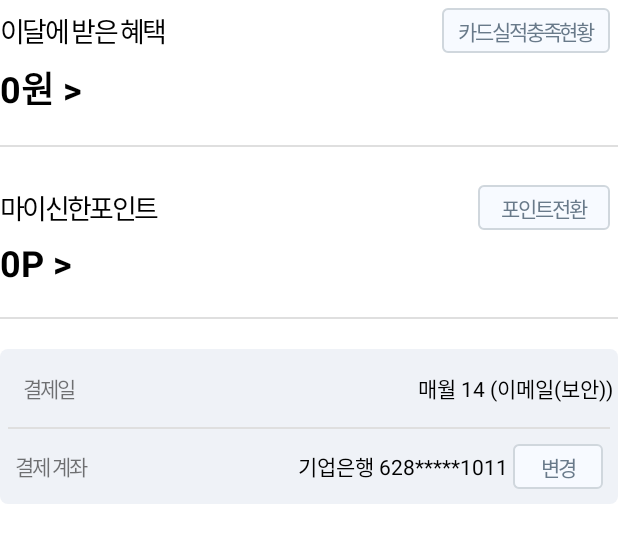
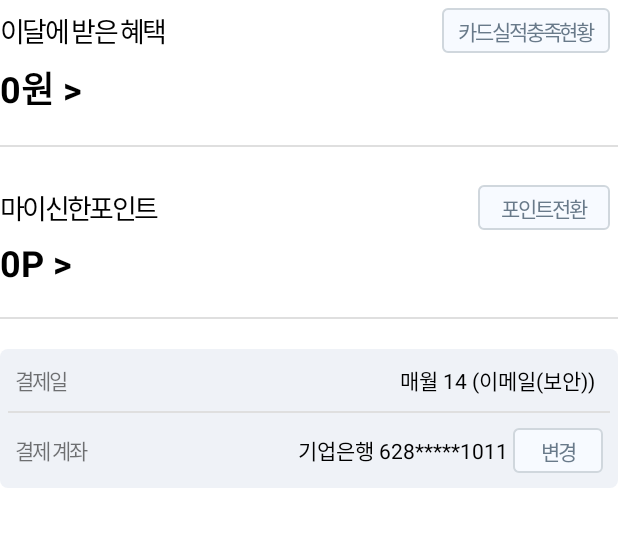
Before and after one commit to yezji/RisingProgrammer, an Android app: the layout layout_table_buttons.xml on its own in the app's theme, with its tools: preview values and no code run, on a phone screen of 412 x 824 dp. Shown: the top 543 px of the screen. Run offline under Robolectric (Android 15) with nearby library versions, the phone set to English and light mode, and no system bars.

Commit message:
fix padding

```diff
--- a/Week1/PaymentLayout/app/src/main/res/layout/layout_table_buttons.xml
+++ b/Week1/PaymentLayout/app/src/main/res/layout/layout_table_buttons.xml
@@ -124,14 +124,14 @@
         android:layout_width="match_parent"
         android:layout_height="wrap_content"
         android:background="@drawable/shape_back_table">
-        <TableRow>
+        <TableRow
+            android:layout_margin="10dp">
             <TextView
                 android:layout_width="wrap_content"
                 android:layout_height="wrap_content"
                 android:text="@string/tv_payment_day"
                 android:gravity="left"
                 android:layout_gravity="center_vertical"
-                android:layout_margin="15dp"
                 android:letterSpacing="-0.1"/>
             <LinearLayout
                 android:layout_width="wrap_content"
@@ -157,7 +157,7 @@
                     android:layout_height="wrap_content"
                     android:text="@string/tv_payment_day_bill"
                     android:textColor="@color/black"
-                    android:layout_marginRight="3dp"/>
+                    android:layout_marginRight="5dp"/>
             </LinearLayout>
         </TableRow>
         <TableRow android:gravity="center"
```
